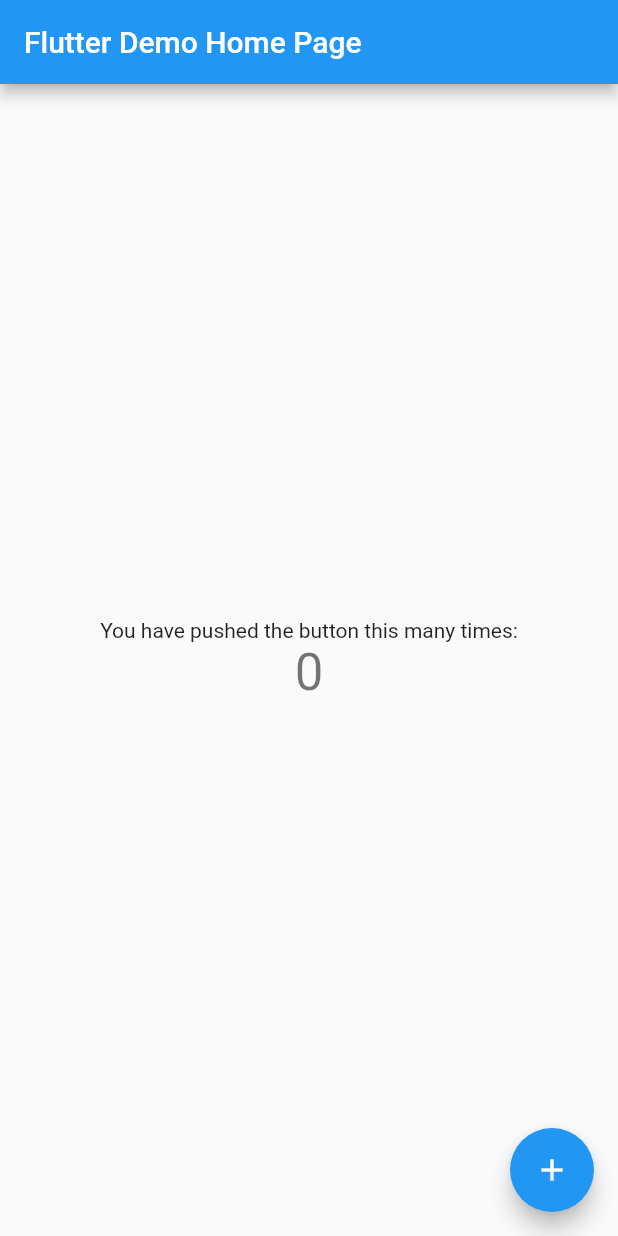
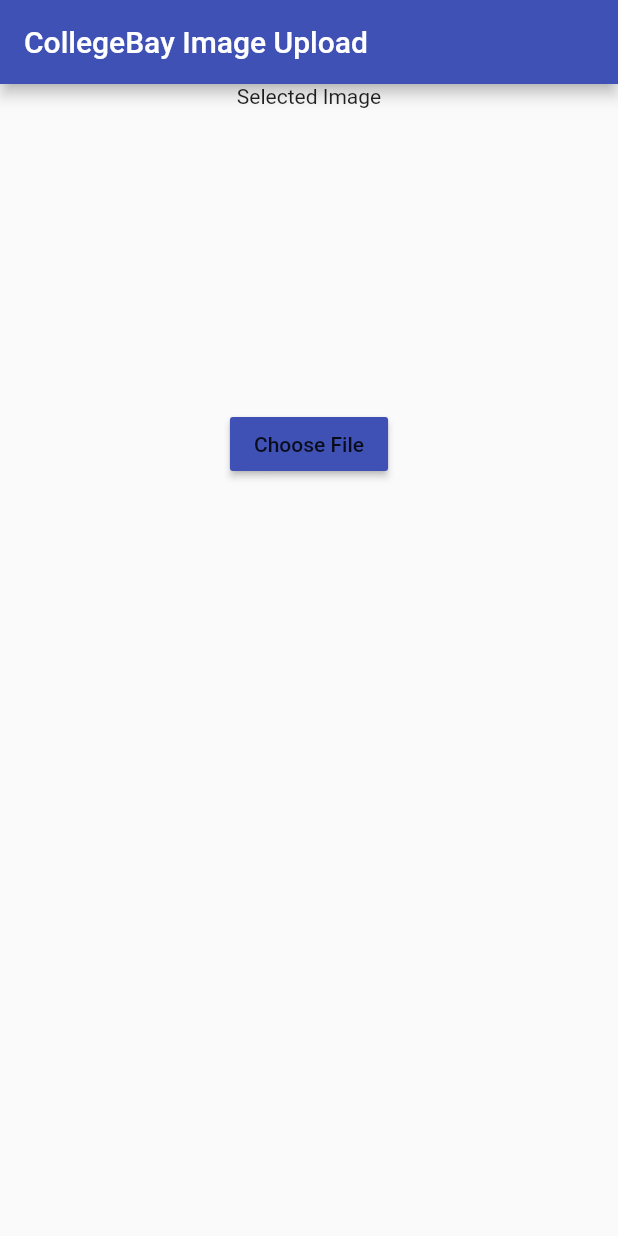
Before and after one commit to KodingKat/college_bay, a Flutter app: the screen it shows after launch, on a phone screen of 412 x 824 dp. Run offline on Flutter 3.47's test engine with Material 2 defaults, Android fonts, the phone set to English and light mode, and no system bars; our stand-ins replace cloud_firestore, firebase_storage, image_picker; accounts and stored records are empty.

Commit message:
Working upload to firestore!

```diff
--- a/lib/main.dart
+++ b/lib/main.dart
@@ -1,117 +1,107 @@
 import 'package:flutter/material.dart';
+import 'package:cloud_firestore/cloud_firestore.dart';
+import 'dart:io';
+import 'package:firebase_storage/firebase_storage.dart';
+import 'package:image_picker/image_picker.dart';
+import 'package:path/path.dart' as Path;
 
 void main() {
   runApp(MyApp());
 }
 
+
 class MyApp extends StatelessWidget {
-  // This widget is the root of your application.
+  // This widget is the root of the application.
   @override
   Widget build(BuildContext context) {
+    //Architecture for uploading image.
     return MaterialApp(
-      title: 'Flutter Demo',
       theme: ThemeData(
-        // This is the theme of your application.
-        //
-        // Try running your application with "flutter run". You'll see the
-        // application has a blue toolbar. Then, without quitting the app, try
-        // changing the primarySwatch below to Colors.green and then invoke
-        // "hot reload" (press "r" in the console where you ran "flutter run",
-        // or simply save your changes to "hot reload" in a Flutter IDE).
-        // Notice that the counter didn't reset back to zero; the application
-        // is not restarted.
-        primarySwatch: Colors.blue,
-        // This makes the visual density adapt to the platform that you run
-        // the app on. For desktop platforms, the controls will be smaller and
-        // closer together (more dense) than on mobile platforms.
-        visualDensity: VisualDensity.adaptivePlatformDensity,
+        primarySwatch: Colors.indigo,
       ),
-      home: MyHomePage(title: 'Flutter Demo Home Page'),
+      home: MyHomePage(),
     );
   }
 }
 
 class MyHomePage extends StatefulWidget {
-  MyHomePage({Key key, this.title}) : super(key: key);
-
-  // This widget is the home page of your application. It is stateful, meaning
-  // that it has a State object (defined below) that contains fields that affect
-  // how it looks.
-
-  // This class is the configuration for the state. It holds the values (in this
-  // case the title) provided by the parent (in this case the App widget) and
-  // used by the build method of the State. Fields in a Widget subclass are
-  // always marked "final".
-
-  final String title;
-
   @override
   _MyHomePageState createState() => _MyHomePageState();
 }
 
 class _MyHomePageState extends State<MyHomePage> {
-  int _counter = 0;
+  File _image;
+  String _uploadedFileURL;
+  @override
+  Widget build(BuildContext context) {
+    return Scaffold(
+      appBar: AppBar(
+        title: Text('CollegeBay Image Upload'),
+      ),
+      body: Center( //Creating the buttons and their functions.
+        child: Column(
+          children: <Widget>[
+            Text('Selected Image'),
+            _image != null
+                ? Image.asset(
+              _image.path,
+              height: 200,
+            )
+                : Container(height: 200),
+            _image == null
+                ? RaisedButton(
+              child: Text('Choose File'),
+              onPressed: chooseFile,
+              color: Colors.indigo,
+            )
+                : Container(),
+            _image != null
+                ? RaisedButton(
+              child: Text('Upload File'),
+              onPressed: uploadFile,
+              color: Colors.indigo,
+            )
+                : Container(),
+            _image != null
+                ? RaisedButton(
+              child: Text('Clear Selection'),
+              onPressed: clearSelection,
+              color: Colors.grey,
+            )
+                : Container()
 
-  void _incrementCounter() {
-    setState(() {
-      // This call to setState tells the Flutter framework that something has
-      // changed in this State, which causes it to rerun the build method below
-      // so that the display can reflect the updated values. If we changed
-      // _counter without calling setState(), then the build method would not be
-      // called again, and so nothing would appear to happen.
-      _counter++;
+          ],
+        ),
+      ),
+    );
+  }
+
+  Future chooseFile() async {
+    await ImagePicker.pickImage(source: ImageSource.gallery).then((image) {
+      setState(() {
+        _image = image;
+      });
     });
   }
 
-  @override
-  Widget build(BuildContext context) {
-    // This method is rerun every time setState is called, for instance as done
-    // by the _incrementCounter method above.
-    //
-    // The Flutter framework has been optimized to make rerunning build methods
-    // fast, so that you can just rebuild anything that needs updating rather
-    // than having to individually change instances of widgets.
-    return Scaffold(
-      appBar: AppBar(
-        // Here we take the value from the MyHomePage object that was created by
-        // the App.build method, and use it to set our appbar title.
-        title: Text(widget.title),
-      ),
-      body: Center(
-        // Center is a layout widget. It takes a single child and positions it
-        // in the middle of the parent.
-        child: Column(
-          // Column is also a layout widget. It takes a list of children and
-          // arranges them vertically. By default, it sizes itself to fit its
-          // children horizontally, and tries to be as tall as its parent.
-          //
-          // Invoke "debug painting" (press "p" in the console, choose the
-          // "Toggle Debug Paint" action from the Flutter Inspector in Android
-          // Studio, or the "Toggle Debug Paint" command in Visual Studio Code)
-          // to see the wireframe for each widget.
-          //
-          // Column has various properties to control how it sizes itself and
-          // how it positions its children. Here we use mainAxisAlignment to
-          // center the children vertically; the main axis here is the vertical
-          // axis because Columns are vertical (the cross axis would be
-          // horizontal).
-          mainAxisAlignment: MainAxisAlignment.center,
-          children: <Widget>[
-            Text(
-              'You have pushed the button this many times:',
-            ),
-            Text(
-              '$_counter',
-              style: Theme.of(context).textTheme.headline4,
-            ),
-          ],
-        ),
-      ),
-      floatingActionButton: FloatingActionButton(
-        onPressed: _incrementCounter,
-        tooltip: 'Increment',
-        child: Icon(Icons.add),
-      ), // This trailing comma makes auto-formatting nicer for build methods.
-    );
+  Future uploadFile() async{
+    StorageReference storageReference = FirebaseStorage.instance
+        .ref()
+        .child('gs://collegebay-70c11.appspot.com/');
+    StorageUploadTask uploadTask = storageReference.putFile(_image);
+    await uploadTask.onComplete;
+    print('File Uploaded');
+    storageReference.getDownloadURL().then((fileURL) {
+      setState(() {
+        _uploadedFileURL = fileURL;
+      });
+    });
+  }
+
+  void clearSelection() {
+    setState(() {
+      _image = null;
+      _uploadedFileURL = null;
+    });
   }
 }
```
Also changed, not shown: pubspec.yaml (+6 -2 lines), pubspec.lock, 5 other files.
